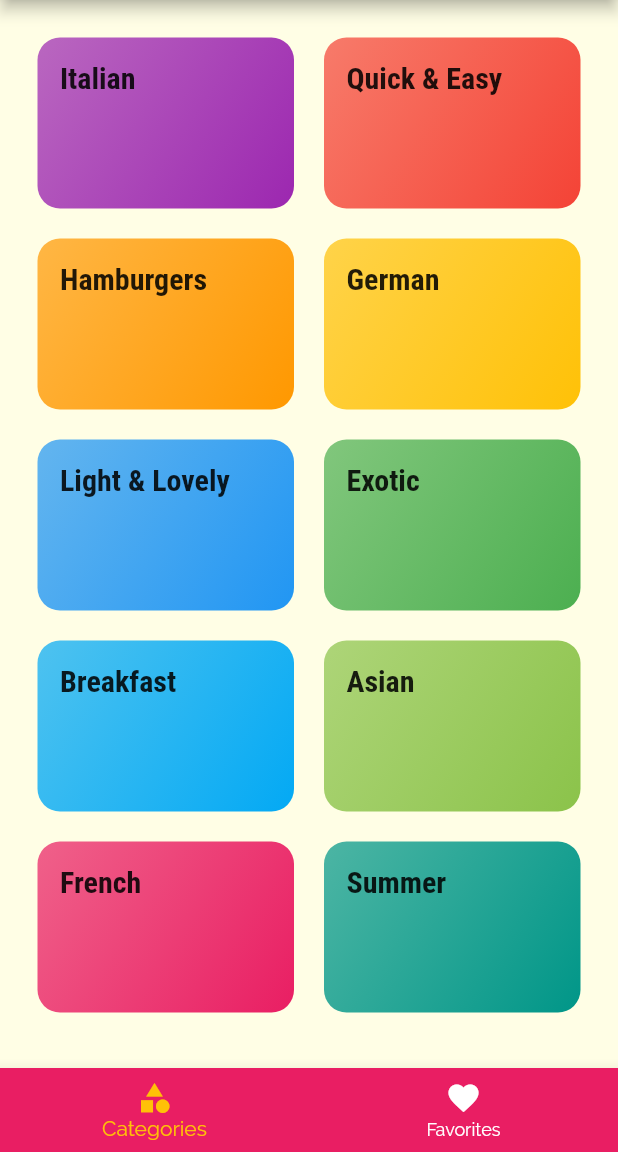
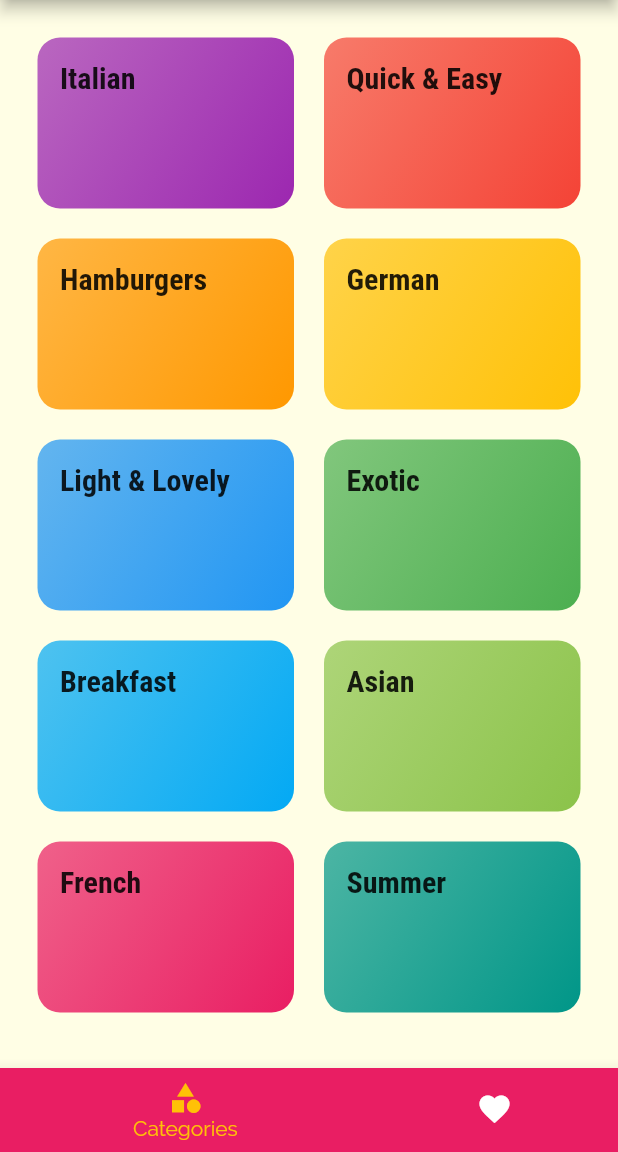
Before and after one commit to darshangit/flutter-app3-meals, a Flutter app: the screen it shows after launch, on a phone screen of 412 x 824 dp, the part 84-1236 px from its top. Run offline on Flutter 3.47's test engine with Material 2 defaults, Android fonts, the phone set to English and light mode, and no system bars.

Commit message:
Shifting tabs

```diff
--- a/lib/screens/tabs_screen.dart
+++ b/lib/screens/tabs_screen.dart
@@ -31,12 +31,16 @@ class _TabScreenState extends State<TabScreen> {
         unselectedItemColor: Colors.white,
         selectedItemColor: Theme.of(context).accentColor,
         currentIndex: _selectedPageIndex,
+        type: BottomNavigationBarType.shifting,
         items: [
           BottomNavigationBarItem(
+              backgroundColor: Theme.of(context).primaryColor,
               icon: const Icon(Icons.category),
               title: const Text('Categories')),
           BottomNavigationBarItem(
-              icon: const Icon(Icons.favorite), title: const Text('Favorites'))
+              backgroundColor: Theme.of(context).primaryColor,
+              icon: const Icon(Icons.favorite),
+              title: const Text('Favorites'))
         ],
       ),
     );
```
